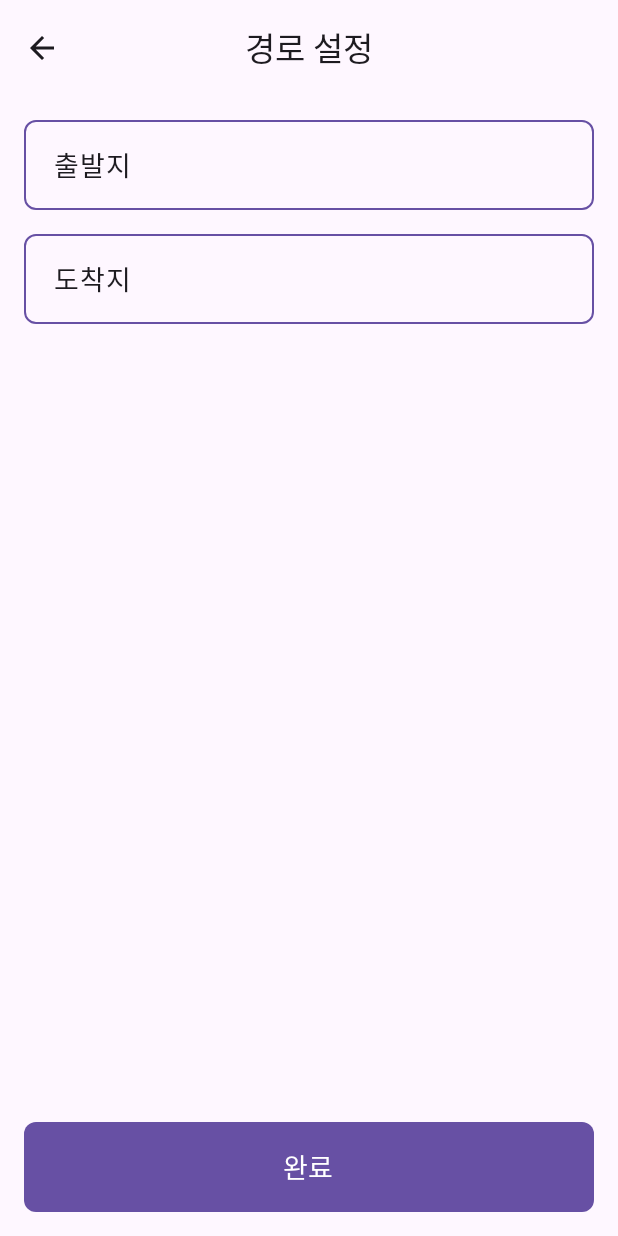
After one commit to changs97/RouteSearch, an Android app built with Jetpack Compose: the SearchScreen screen opened through its navigation route, on a phone screen of 412 x 824 dp. The commit adds this screen. Run offline under Robolectric (Android 15) with nearby library versions, the phone set to English and light mode, and no system bars; our stand-ins replace Dagger/Hilt's generated code, Timber; 1 statement that could not run was skipped.

Commit message:
:lipstick: 앱 기본 UI 구성 작업 완료 - SearchScreen 추가 - SearchDetailScreen 추가 - RouteScreen 추가

```diff
--- a/app/src/main/java/com/changs/routesearch/ui/compose/Home.kt
+++ b/app/src/main/java/com/changs/routesearch/ui/compose/HomeScreen.kt
@@ -9,8 +9,9 @@ import androidx.fragment.app.FragmentManager
 import com.changs.routesearch.databinding.HomeContainerBinding
 
 @Composable
-fun Home(
-    supportFragmentManager: FragmentManager, onSearchBarClicked: () -> Unit
+fun HomeScreen(
+    supportFragmentManager: FragmentManager,
+    onSearchBarClicked: () -> Unit
 ) {
     val lifecycle = LocalLifecycleOwner.current
     val currentOnSearchBarClicked by rememberUpdatedState(newValue = onSearchBarClicked)
--- a/app/src/main/java/com/changs/routesearch/ui/compose/RouteSearchApp.kt
+++ b/app/src/main/java/com/changs/routesearch/ui/compose/RouteSearchApp.kt
@@ -15,10 +15,37 @@ fun RouteSearchApp(fragmentManager: FragmentManager) {
 
         NavHost(navController = navController, startDestination = "home") {
             composable("home") {
-                Home(fragmentManager) {
+                HomeScreen(supportFragmentManager = fragmentManager) {
                     // click event 처리
                     Timber.d("Search bar was clicked")
+                    navController.navigate("search")
                 }
+            }
+
+            composable("search") {
+                SearchScreen(
+                    onBackClick = {
+                    navController.popBackStack()
+                }, onDeparturesClick = {
+                    navController.navigate("detail")
+                }, onArrivalsClick = {
+                    navController.navigate("detail")
+                }, onCompleteClick = {
+                    navController.navigate("route")
+                })
+            }
+
+            composable("detail") {
+                SearchDetailScreen(onBackClick = {
+                    navController.popBackStack()
+                }, onSearch = {
+
+                }, recentSearches = listOf(), searchResults = listOf()
+                )
+            }
+
+            composable("route") {
+                RouteScreen(supportFragmentManager = fragmentManager)
             }
         }
     }
--- /dev/null
+++ b/app/src/main/java/com/changs/routesearch/ui/compose/SearchScreen.kt
@@ -0,0 +1,138 @@
+package com.changs.routesearch.ui.compose
+
+import androidx.compose.foundation.BorderStroke
+import androidx.compose.foundation.clickable
+import androidx.compose.foundation.layout.Arrangement
+import androidx.compose.foundation.layout.Box
+import androidx.compose.foundation.layout.Column
+import androidx.compose.foundation.layout.fillMaxSize
+import androidx.compose.foundation.layout.fillMaxWidth
+import androidx.compose.foundation.layout.height
+import androidx.compose.foundation.layout.padding
+import androidx.compose.foundation.shape.RoundedCornerShape
+import androidx.compose.material.icons.Icons
+import androidx.compose.material.icons.filled.ArrowBack
+import androidx.compose.material3.Button
+import androidx.compose.material3.CenterAlignedTopAppBar
+import androidx.compose.material3.ExperimentalMaterial3Api
+import androidx.compose.material3.Icon
+import androidx.compose.material3.IconButton
+import androidx.compose.material3.MaterialTheme
+import androidx.compose.material3.Scaffold
+import androidx.compose.material3.Surface
+import androidx.compose.material3.Text
+import androidx.compose.runtime.Composable
+import androidx.compose.ui.Alignment
+import androidx.compose.ui.Modifier
+import androidx.compose.ui.tooling.preview.Preview
+import androidx.compose.ui.unit.dp
+import androidx.compose.ui.unit.sp
+import com.changs.routesearch.ui.theme.RouteSearchTheme
+
+
+@OptIn(ExperimentalMaterial3Api::class)
+@Composable
+fun SearchScreen(
+    onBackClick: () -> Unit,
+    onDeparturesClick: () -> Unit,
+    onArrivalsClick: () -> Unit,
+    onCompleteClick: () -> Unit
+) {
+    Scaffold(topBar = {
+        CenterAlignedTopAppBar(
+            title = {
+                Text(
+                    "경로 설정",
+                )
+            },
+            navigationIcon = {
+                IconButton(onClick = onBackClick) {
+                    Icon(
+                        imageVector = Icons.Filled.ArrowBack,
+                        contentDescription = "Localized description"
+                    )
+                }
+            },
+        )
+    }, content = { paddingValues ->
+        Surface(
+            modifier = Modifier
+                .fillMaxSize()
+                .padding(paddingValues)
+        ) {
+            Column(
+                modifier = Modifier
+                    .fillMaxSize()
+                    .padding(16.dp),
+                verticalArrangement = Arrangement.SpaceBetween,
+                horizontalAlignment = Alignment.CenterHorizontally
+            ) {
+                Column(
+                    modifier = Modifier.fillMaxWidth(),
+                    verticalArrangement = Arrangement.spacedBy(16.dp)
+                ) {
+                    PlaceSearchButton(
+                        text = "출발지", onClick = onDeparturesClick
+                    )
+
+                    PlaceSearchButton(
+                        text = "도착지", onClick = onArrivalsClick
+                    )
+                }
+
+                Button(
+                    onClick = onCompleteClick,
+                    shape = RoundedCornerShape(8.dp),
+                    modifier = Modifier
+                        .fillMaxWidth()
+                        .height(60.dp)
+                ) {
+                    Text(text = "완료", fontSize = 18.sp)
+                }
+            }
+        }
+    })
+}
+
+
+@Preview
+@Composable
+private fun SearchScreenContentPreview() {
+    RouteSearchTheme {
+        Surface {
+            SearchScreen(onBackClick = {},
+                onDeparturesClick = {},
+                onArrivalsClick = {},
+                onCompleteClick = {})
+        }
+    }
+}
+
+@Composable
+fun PlaceSearchButton(
+    text: String, onClick: () -> Unit, modifier: Modifier = Modifier
+) {
+    Surface(shape = RoundedCornerShape(8.dp),
+        border = BorderStroke(1.dp, MaterialTheme.colorScheme.primary),
+        modifier = modifier
+            .fillMaxWidth()
+            .height(60.dp)
+            .clickable {
+                onClick()
+            }) {
+        Box(
+            modifier = Modifier
+                .padding(horizontal = 20.dp)
+                .fillMaxSize(),
+            contentAlignment = Alignment.CenterStart
+        ) {
+            Text(text = text, fontSize = 18.sp)
+        }
+    }
+}
+
+@Preview(showBackground = true)
+@Composable
+fun PlaceSearchButtonPreview() {
+    PlaceSearchButton(text = "출발지", onClick = {})
+}
--- /dev/null
+++ b/app/src/main/res/drawable/background_home_search_bar.xml
@@ -0,0 +1,6 @@
+<?xml version="1.0" encoding="utf-8"?>
+<shape xmlns:android="http://schemas.android.com/apk/res/android">
+    <corners android:radius="40dp"/>
+    <solid android:color="@color/white"/>
+    <stroke android:color="@color/gray" android:width="1dp"/>
+</shape>
--- /dev/null
+++ b/app/src/main/res/layout/route_container.xml
@@ -0,0 +1,6 @@
+<?xml version="1.0" encoding="utf-8"?>
+<androidx.fragment.app.FragmentContainerView xmlns:android="http://schemas.android.com/apk/res/android"
+    android:id="@+id/route_fragment_container"
+    android:name="com.changs.routesearch.RouteFragment"
+    android:layout_width="match_parent"
+    android:layout_height="match_parent"/>
--- a/app/src/main/res/values/colors.xml
+++ b/app/src/main/res/values/colors.xml
@@ -7,4 +7,5 @@
     <color name="teal_700">#FF018786</color>
     <color name="black">#FF000000</color>
     <color name="white">#FFFFFFFF</color>
+    <color name="gray">#BEBEBE</color>
 </resources>
```
Also changed, not shown: app/src/main/java/com/changs/routesearch/RouteFragment.kt (added, +64 -0 lines), app/src/main/java/com/changs/routesearch/ui/compose/RouteScreen.kt (added, +18 -0 lines), app/src/main/java/com/changs/routesearch/ui/compose/SearchDetailScreen.kt (added, +126 -0 lines), app/src/main/res/drawable/ic_search.xml (added, +14 -0 lines), app/src/main/res/layout/fragment_home.xml (+9 -3 lines), app/src/main/res/layout/fragment_route.xml (added, +16 -0 lines).
